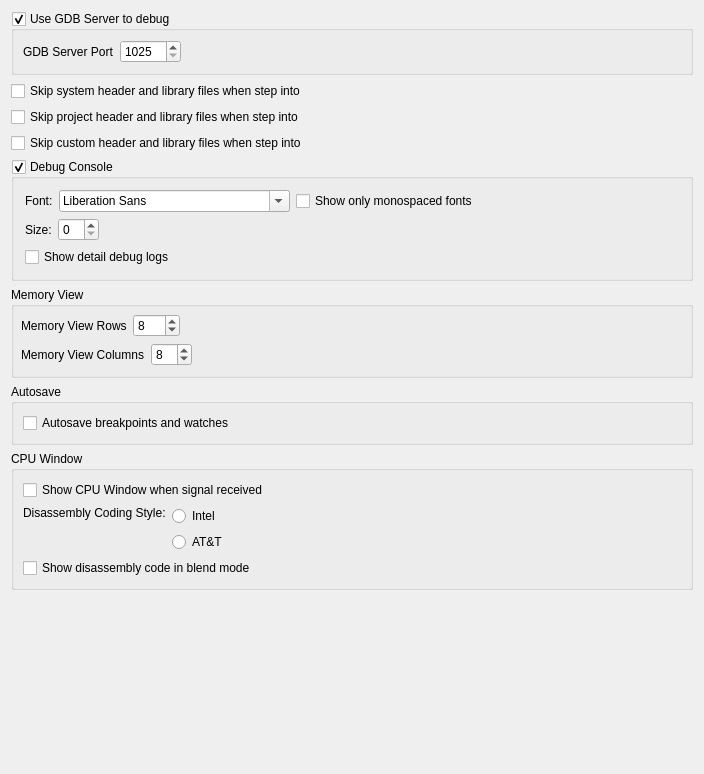
Before: the Qt Designer form RedPandaIDE/settingsdialog/debuggeneralwidget.ui in royqh1979/RedPanda-CPP, drawn with Qt 5.
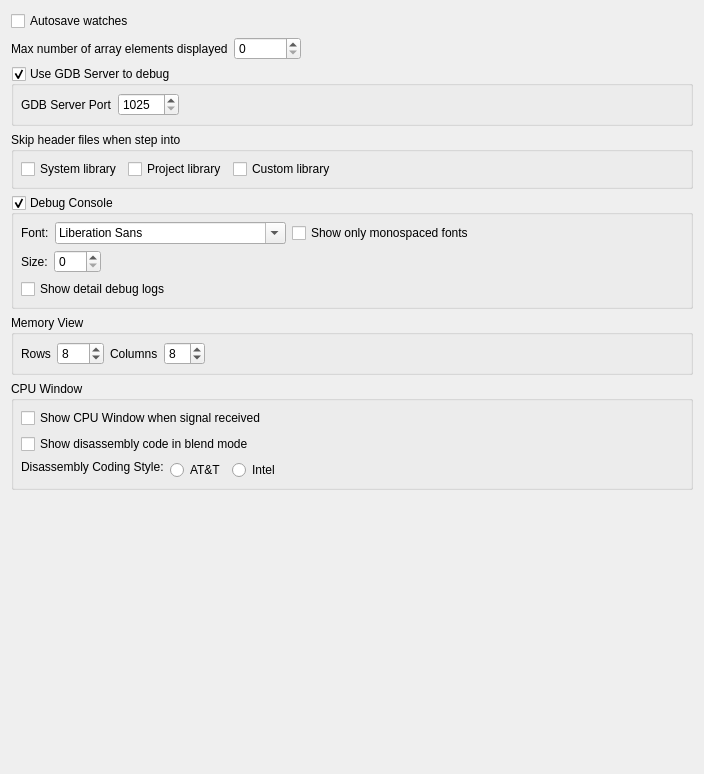
After: the same form once the commit is applied.

Commit message: - enhancement: Add option in the debug settings, to limit the length of the ouput generated by gdb for arrays.

```diff
--- a/RedPandaIDE/settingsdialog/debuggeneralwidget.ui
+++ b/RedPandaIDE/settingsdialog/debuggeneralwidget.ui
@@ -14,6 +14,58 @@
    <string>Form</string>
   </property>
   <layout class="QVBoxLayout" name="verticalLayout">
+   <item>
+    <widget class="QCheckBox" name="chkAutosave">
+     <property name="text">
+      <string>Autosave watches</string>
+     </property>
+    </widget>
+   </item>
+   <item>
+    <widget class="QWidget" name="widget_5" native="true">
+     <layout class="QHBoxLayout" name="horizontalLayout_5">
+      <property name="leftMargin">
+       <number>0</number>
+      </property>
+      <property name="topMargin">
+       <number>0</number>
+      </property>
+      <property name="rightMargin">
+       <number>0</number>
+      </property>
+      <property name="bottomMargin">
+       <number>0</number>
+      </property>
+      <item>
+       <widget class="QLabel" name="label_7">
+        <property name="text">
+         <string>Max number of array elements displayed</string>
+        </property>
+       </widget>
+      </item>
+      <item>
+       <widget class="QSpinBox" name="spinArrayElements">
+        <property name="maximum">
+         <number>99999999</number>
+        </property>
+       </widget>
+      </item>
+      <item>
+       <spacer name="horizontalSpacer_5">
+        <property name="orientation">
+         <enum>Qt::Horizontal</enum>
+        </property>
+        <property name="sizeHint" stdset="0">
+         <size>
+          <width>40</width>
+          <height>20</height>
+         </size>
+        </property>
+       </spacer>
+      </item>
+     </layout>
+    </widget>
+   </item>
    <item>
     <widget class="QGroupBox" name="grpUseGDBServer">
      <property name="title">
@@ -23,6 +75,18 @@
       <bool>true</bool>
      </property>
      <layout class="QGridLayout" name="gridLayout">
+      <property name="leftMargin">
+       <number>7</number>
+      </property>
+      <property name="topMargin">
+       <number>7</number>
+      </property>
+      <property name="rightMargin">
+       <number>7</number>
+      </property>
+      <property name="bottomMargin">
+       <number>7</number>
+      </property>
       <item row="0" column="0">
        <widget class="QLabel" name="label_4">
         <property name="text">
@@ -57,24 +121,58 @@
     </widget>
    </item>
    <item>
+    <widget class="QGroupBox" name="groupBox_4">
+     <property name="title">
+      <string>Skip header files when step into</string>
+     </property>
+     <layout class="QHBoxLayout" name="horizontalLayout_6">
+      <property name="leftMargin">
+       <number>7</number>
+      </property>
+      <property name="topMargin">
+       <number>7</number>
+      </property>
+      <property name="rightMargin">
+       <number>7</number>
+      </property>
+      <property name="bottomMargin">
+       <number>7</number>
+      </property>
+      <item>
     <widget class="QCheckBox" name="chkSkipSystemLib">
      <property name="text">
-      <string>Skip system header and library files when step into</string>
+         <string>System library</string>
      </property>
     </widget>
    </item>
    <item>
     <widget class="QCheckBox" name="chkSkipProjectLib">
      <property name="text">
-      <string>Skip project header and library files when step into</string>
+         <string>Project library</string>
      </property>
     </widget>
    </item>
    <item>
     <widget class="QCheckBox" name="chkSkipCustomLib">
      <property name="text">
-      <string>Skip custom header and library files when step into</string>
-     </property>
+         <string>Custom library</string>
+        </property>
+       </widget>
+      </item>
+      <item>
+       <spacer name="horizontalSpacer_6">
+        <property name="orientation">
+         <enum>Qt::Horizontal</enum>
+        </property>
+        <property name="sizeHint" stdset="0">
+         <size>
+          <width>40</width>
+          <height>20</height>
+         </size>
+        </property>
+       </spacer>
+      </item>
+     </layout>
     </widget>
    </item>
    <item>
@@ -87,16 +185,16 @@
      </property>
      <layout class="QVBoxLayout" name="verticalLayout_2">
       <property name="leftMargin">
-       <number>11</number>
+       <number>7</number>
       </property>
       <property name="topMargin">
-       <number>11</number>
+       <number>7</number>
       </property>
       <property name="rightMargin">
-       <number>11</number>
+       <number>7</number>
       </property>
       <property name="bottomMargin">
-       <number>11</number>
+       <number>7</number>
       </property>
       <item>
        <widget class="QWidget" name="widget" native="true">
@@ -169,7 +267,11 @@
           </widget>
          </item>
          <item>
-          <widget class="QSpinBox" name="sbFontSize"/>
+          <widget class="QSpinBox" name="sbFontSize">
+           <property name="maximum">
+            <number>999</number>
+           </property>
+          </widget>
          </item>
          <item>
           <spacer name="horizontalSpacer_2">
@@ -202,32 +304,23 @@
      <property name="title">
       <string>Memory View</string>
      </property>
-     <layout class="QVBoxLayout" name="verticalLayout_6">
-      <property name="leftMargin">
-       <number>7</number>
-      </property>
-      <property name="topMargin">
-       <number>7</number>
-      </property>
-      <item>
-       <widget class="QWidget" name="widget_5" native="true">
         <layout class="QHBoxLayout" name="horizontalLayout_4">
          <property name="leftMargin">
-          <number>0</number>
+       <number>7</number>
          </property>
          <property name="topMargin">
-          <number>0</number>
+       <number>7</number>
          </property>
          <property name="rightMargin">
-          <number>0</number>
+       <number>7</number>
          </property>
          <property name="bottomMargin">
-          <number>0</number>
+       <number>7</number>
          </property>
          <item>
           <widget class="QLabel" name="label_5">
            <property name="text">
-            <string>Memory View Rows</string>
+         <string>Rows</string>
            </property>
           </widget>
          </item>
@@ -245,40 +338,9 @@
           </widget>
          </item>
          <item>
-          <spacer name="horizontalSpacer_4">
-           <property name="orientation">
-            <enum>Qt::Horizontal</enum>
-           </property>
-           <property name="sizeHint" stdset="0">
-            <size>
-             <width>40</width>
-             <height>20</height>
-            </size>
-           </property>
-          </spacer>
-         </item>
-        </layout>
-       </widget>
-      </item>
-      <item>
-       <widget class="QWidget" name="widget_6" native="true">
-        <layout class="QHBoxLayout" name="horizontalLayout_5">
-         <property name="leftMargin">
-          <number>0</number>
-         </property>
-         <property name="topMargin">
-          <number>0</number>
-         </property>
-         <property name="rightMargin">
-          <number>0</number>
-         </property>
-         <property name="bottomMargin">
-          <number>0</number>
-         </property>
-         <item>
           <widget class="QLabel" name="label_6">
            <property name="text">
-            <string>Memory View Columns</string>
+         <string>Columns</string>
            </property>
           </widget>
          </item>
@@ -293,36 +355,17 @@
           </widget>
          </item>
          <item>
-          <spacer name="horizontalSpacer_5">
+       <spacer name="horizontalSpacer_4">
            <property name="orientation">
             <enum>Qt::Horizontal</enum>
            </property>
            <property name="sizeHint" stdset="0">
             <size>
-             <width>437</width>
+          <width>40</width>
              <height>20</height>
             </size>
            </property>
           </spacer>
-         </item>
-        </layout>
-       </widget>
-      </item>
-     </layout>
-    </widget>
-   </item>
-   <item>
-    <widget class="QGroupBox" name="groupBox_2">
-     <property name="title">
-      <string>Autosave</string>
-     </property>
-     <layout class="QVBoxLayout" name="verticalLayout_3">
-      <item>
-       <widget class="QCheckBox" name="chkAutosave">
-        <property name="text">
-         <string>Autosave breakpoints and watches</string>
-        </property>
-       </widget>
       </item>
      </layout>
     </widget>
@@ -333,6 +376,18 @@
       <string>CPU Window</string>
      </property>
      <layout class="QVBoxLayout" name="verticalLayout_4">
+      <property name="leftMargin">
+       <number>7</number>
+      </property>
+      <property name="topMargin">
+       <number>7</number>
+      </property>
+      <property name="rightMargin">
+       <number>7</number>
+      </property>
+      <property name="bottomMargin">
+       <number>7</number>
+      </property>
       <item>
        <widget class="QCheckBox" name="chkShowCPUWhenSignaled">
         <property name="text">
@@ -340,6 +395,13 @@
         </property>
        </widget>
       </item>
+      <item>
+       <widget class="QCheckBox" name="chkBlendMode">
+        <property name="text">
+         <string>Show disassembly code in blend mode</string>
+        </property>
+       </widget>
+      </item>
       <item>
        <widget class="QWidget" name="widget_3" native="true">
         <layout class="QHBoxLayout" name="horizontalLayout_3">
@@ -373,7 +435,7 @@
              <verstretch>0</verstretch>
             </sizepolicy>
            </property>
-           <layout class="QVBoxLayout" name="verticalLayout_5">
+           <layout class="QHBoxLayout" name="horizontalLayout_7">
             <property name="leftMargin">
              <number>0</number>
             </property>
@@ -386,16 +448,6 @@
             <property name="bottomMargin">
              <number>0</number>
             </property>
-            <item>
-             <widget class="QRadioButton" name="rbIntel">
-              <property name="text">
-               <string>Intel</string>
-              </property>
-              <attribute name="buttonGroup">
-               <string notr="true">grpCPUDisassembly</string>
-              </attribute>
-             </widget>
-            </item>
             <item>
              <widget class="QRadioButton" name="rbATT">
               <property name="text">
@@ -406,17 +458,33 @@
               </attribute>
              </widget>
             </item>
-           </layout>
-          </widget>
-         </item>
-        </layout>
-       </widget>
-      </item>
       <item>
-       <widget class="QCheckBox" name="chkBlendMode">
+             <widget class="QRadioButton" name="rbIntel">
         <property name="text">
-         <string>Show disassembly code in blend mode</string>
-        </property>
+               <string>Intel</string>
+              </property>
+              <attribute name="buttonGroup">
+               <string notr="true">grpCPUDisassembly</string>
+              </attribute>
+             </widget>
+            </item>
+            <item>
+             <spacer name="horizontalSpacer_7">
+              <property name="orientation">
+               <enum>Qt::Horizontal</enum>
+              </property>
+              <property name="sizeHint" stdset="0">
+               <size>
+                <width>40</width>
+                <height>20</height>
+               </size>
+              </property>
+             </spacer>
+            </item>
+           </layout>
+          </widget>
+         </item>
+        </layout>
        </widget>
       </item>
      </layout>
```
Lines whose indentation alone changed are shown as unchanged. The commit also changes 5 other files.
